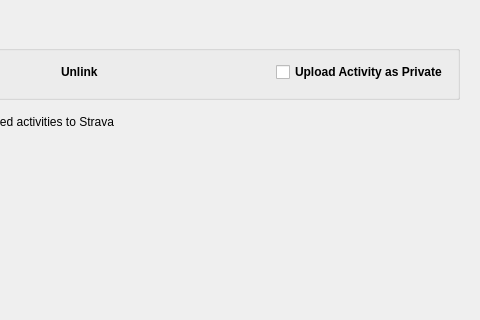
Above: src/ui/dialogmainwindowconfig.ui from MaximumTrainer/MaximumTrainer_Redux before the change; both pictures show x 280 to 760 and y 0 to 320 of the 760 by 460 pixel window. Below: the same form after it.
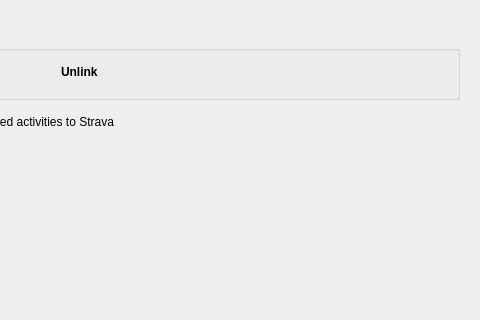
That is the form after the change. The open tabs and pages were chosen to show the change. Custom widgets are drawn as their Qt base class.

Commit message:
strava: remove deprecated "Upload Activity as Private" option
Strava removed the `private` upload field from its API around 2018, so the
checkbox had no effect. Drop the UI control and every reference to it: the
.ui widget, the config dialog load/save, the Account field, the QSettings
load/save, the userdao query item, the Util JSON parse, and the isPrivate
parameter on StravaService::uploadActivity.

```diff
--- a/src/ui/dialogmainwindowconfig.ui
+++ b/src/ui/dialogmainwindowconfig.ui
@@ -408,13 +408,6 @@
             </property>
            </spacer>
           </item>
-          <item>
-           <widget class="QCheckBox" name="checkBox_stravaPrivate">
-            <property name="text">
-             <string>Upload Activity as Private</string>
-            </property>
-           </widget>
-          </item>
          </layout>
         </widget>
        </item>
```
The commit also changes 9 other files.
